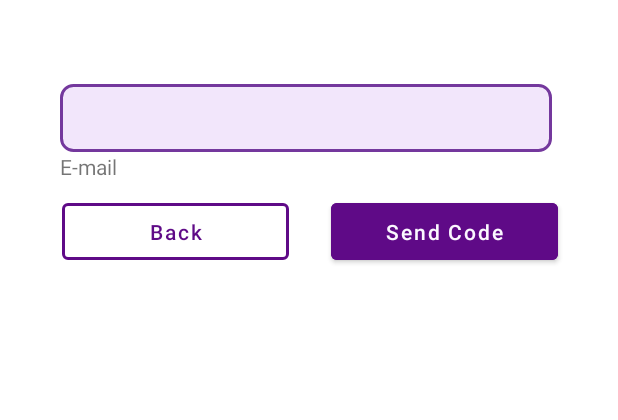
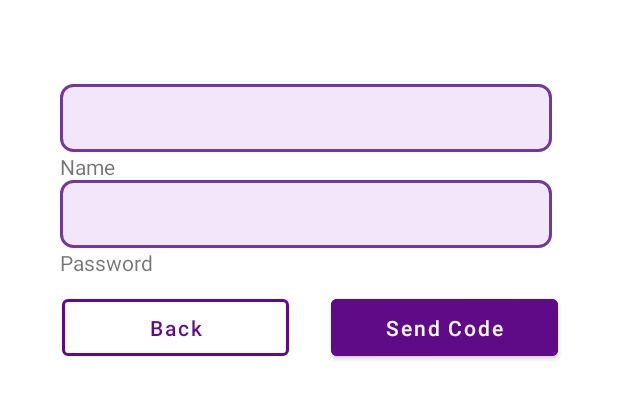
Before and after one commit to JMPMorgan/app_tatto, an Android app: the RecoverPassword screen opened directly, with no data from a screen before it, on a phone screen of 412 x 824 dp, the part 476-896 px from its top. Run offline under Robolectric (Android 15) with nearby library versions, the phone set to English and light mode, and no system bars.

```diff
--- a/app/src/main/java/com/example/tattoprojectapp/models/User.kt
+++ b/app/src/main/java/com/example/tattoprojectapp/models/User.kt
@@ -5,7 +5,7 @@ import com.google.gson.annotations.SerializedName
 data class User(
     //@SerializedName esto funciona si la api manda un valor con un nombre distitnto
     //Como user_id en lugar de userid la class pueda hacer match con la propiedad
-    @SerializedName("_id")
+    @SerializedName("id")
     var  userid:String?=null,
     @SerializedName("name")
     var name:String?=null,
--- a/app/src/main/res/layout/recover_password.xml
+++ b/app/src/main/res/layout/recover_password.xml
@@ -36,15 +36,40 @@
         android:layout_width="wrap_content"
         android:layout_height="wrap_content"
         android:layout_marginStart="40dp"
-        android:text="@string/email_str"
+        android:text="@string/name_str"
         app:layout_constraintStart_toStartOf="parent"
         app:layout_constraintTop_toBottomOf="@+id/input_email" />
+
+
+    <EditText
+        android:id="@+id/input_password"
+        android:layout_width="328dp"
+        android:layout_height="45dp"
+        android:layout_marginStart="40dp"
+        android:layout_marginTop="120dp"
+        android:background="@drawable/input_main"
+        android:ems="10"
+        android:inputType="textPassword"
+        android:paddingStart="4dp"
+        android:paddingEnd="4dp"
+        app:layout_constraintStart_toStartOf="parent"
+        app:layout_constraintTop_toBottomOf="@+id/img_logo" />
+
+
+    <TextView
+        android:id="@+id/txt_password"
+        android:layout_width="wrap_content"
+        android:layout_height="wrap_content"
+        android:layout_marginStart="40dp"
+        android:text="@string/passsword_str"
+        app:layout_constraintStart_toStartOf="parent"
+        app:layout_constraintTop_toBottomOf="@+id/input_password" />
 
     <Button
         android:id="@+id/btn_signin"
         android:layout_width="151dp"
         android:layout_height="50dp"
-        android:layout_marginTop="28dp"
+        android:layout_marginTop="92dp"
         android:layout_marginEnd="40dp"
         android:backgroundTint="@color/purple_800"
         android:backgroundTintMode="add"
@@ -53,19 +78,20 @@
         android:textColor="@color/white"
         app:layout_constraintEnd_toEndOf="parent"
         app:layout_constraintTop_toBottomOf="@+id/input_email" />
+
     <Button
         android:id="@+id/btn_back"
+        style="@style/Widget.MaterialComponents.Button.OutlinedButton"
         android:layout_width="151dp"
         android:layout_height="50dp"
-        android:layout_marginTop="28dp"
+        android:layout_marginTop="92dp"
         android:layout_marginEnd="28dp"
-        style="@style/Widget.MaterialComponents.Button.OutlinedButton"
-        app:strokeWidth="2dp"
-        app:strokeColor="@color/purple_800"
         android:text="@string/btn_back"
         android:textAllCaps="false"
         android:textColor="@color/purple_800"
         app:layout_constraintEnd_toStartOf="@+id/btn_signin"
-        app:layout_constraintTop_toBottomOf="@+id/input_email" />
+        app:layout_constraintTop_toBottomOf="@+id/input_email"
+        app:strokeColor="@color/purple_800"
+        app:strokeWidth="2dp" />
 
 </androidx.constraintlayout.widget.ConstraintLayout>
--- a/app/src/main/res/values/strings.xml
+++ b/app/src/main/res/values/strings.xml
@@ -21,8 +21,10 @@
     <string name="email_str">E-mail</string>
     <string name="btn_back">Back</string>
     <string name="btn_login">Log In</string>
+    <string name="btn_logout">Log Out</string>
     <string name="btn_signup">Sign In</string>
     <string name="btn_sendcode">Send Code</string>
+    <string name="btn_editprofile">Edit Profile</string>
     <string name="btn_newpost">New Post</string>
 
     <string name="btn_forgetpassword">Forget Password?</string>
```
Also changed, not shown: app/src/main/AndroidManifest.xml (+6 -2 lines), app/src/main/java/com/example/tattoprojectapp/BottomMenu.kt (+60 -0 lines), app/src/main/java/com/example/tattoprojectapp/Profile.kt (added, +41 -0 lines), app/src/main/java/com/example/tattoprojectapp/SignUpActivity.kt (+10 -2 lines), app/src/main/res/layout/profile.xml (added, +64 -0 lines).
